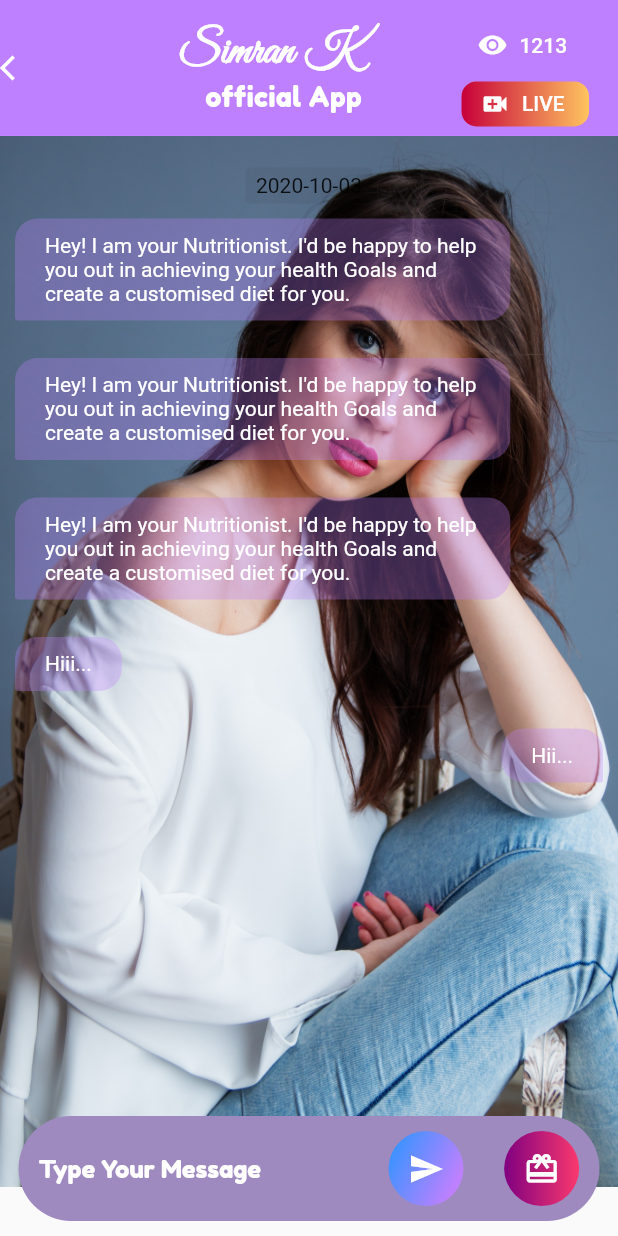
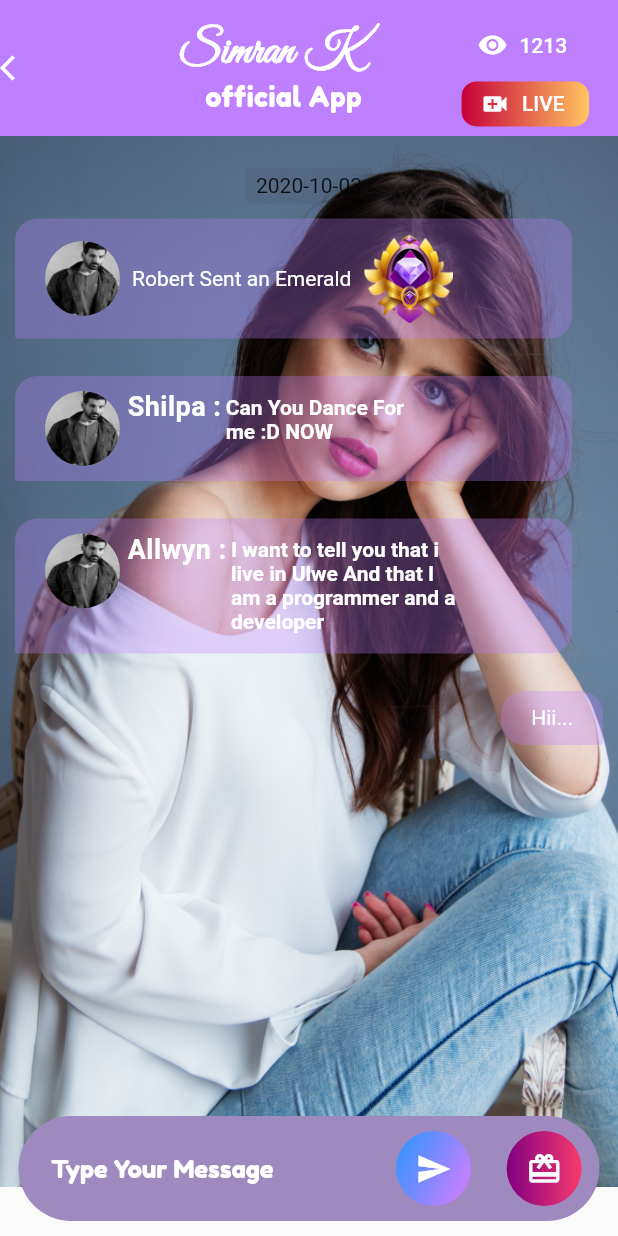
Before and after one commit to developerkrishnasoftweb/simrank, a Flutter app: the screen it shows after launch, on a phone screen of 412 x 824 dp. Run offline on Flutter 3.47's test engine with Material 2 defaults, Android fonts, the phone set to English and light mode, and no system bars; our stand-ins replace carousel_slider.

```diff
--- a/lib/mainScreen/chat.dart
+++ b/lib/mainScreen/chat.dart
@@ -30,7 +30,7 @@ class _ChatState extends State<Chat> {
                 right: 0,
                 child: Container(
                   color: MyColors.lightpurple,
-                    height: size.height*0.11,
+                  height: size.height * 0.11,
                   width: size.width,
                   child: Row(
                     mainAxisAlignment: MainAxisAlignment.spaceBetween,
@@ -47,7 +47,7 @@ class _ChatState extends State<Chat> {
                         ),
                       ),
                       Container(
-                          width: size.width*0.4,
+                        width: size.width * 0.4,
                         margin: EdgeInsets.only(left: 50),
                         child: Column(
                           mainAxisAlignment: MainAxisAlignment.center,
@@ -58,21 +58,26 @@ class _ChatState extends State<Chat> {
                               style: TextStyle(
                                   fontFamily: "LogoFont",
                                   fontSize: 30,
-                                    fontWeight: FontWeight.bold,color: MyColors.whiteColor),
+                                  fontWeight: FontWeight.bold,
+                                  color: MyColors.whiteColor),
                             ),
                             Padding(
                               padding: const EdgeInsets.only(left: 20),
                               child: Text(
                                 Strings.subtitle,
                                 textAlign: TextAlign.center,
-                                  style: TextStyle(color: MyColors.whiteColor, fontFamily: "LogoText", fontSize: 18, letterSpacing: 0.3),
+                                style: TextStyle(
+                                    color: MyColors.whiteColor,
+                                    fontFamily: "LogoText",
+                                    fontSize: 18,
+                                    letterSpacing: 0.3),
                               ),
                             ),
                           ],
                         ),
                       ),
                       Container(
-                          width: size.width*0.3,
+                        width: size.width * 0.3,
                         child: Column(
                             mainAxisAlignment: MainAxisAlignment.center,
                             children: <Widget>[
@@ -86,7 +91,8 @@ class _ChatState extends State<Chat> {
                                   ),
                                   label: Text(
                                     '1213',
-                                    style: TextStyle(color: MyColors.whiteColor),
+                                    style:
+                                        TextStyle(color: MyColors.whiteColor),
                                   ),
                                 ),
                               ),
@@ -96,7 +102,10 @@ class _ChatState extends State<Chat> {
                                 decoration: BoxDecoration(
                                   borderRadius: BorderRadius.circular(10),
                                   gradient: LinearGradient(
-                                    colors: [MyColors.red, MyColors.lightOrangeText],
+                                    colors: [
+                                      MyColors.red,
+                                      MyColors.lightOrangeText
+                                    ],
                                     begin: FractionalOffset.centerLeft,
                                     end: FractionalOffset.centerRight,
                                   ),
@@ -110,30 +119,28 @@ class _ChatState extends State<Chat> {
                                   ),
                                   label: Text(
                                     'LIVE',
-                                    style: TextStyle(color: MyColors.whiteColor),
+                                    style:
+                                        TextStyle(color: MyColors.whiteColor),
                                   ),
                                 ),
                               ),
-                            ]
-                          ),
+                            ]),
                       )
                     ],
                   ),
-                  )
-            ),
+                )),
             Positioned(
-              top: size.height*0.11,
+              top: size.height * 0.11,
               left: 0,
               right: 0,
               child: Container(
-                height: size.height*0.85,
+                height: size.height * 0.85,
                 decoration: BoxDecoration(
                     image: DecorationImage(
                         image: AssetImage('assets/images/model.jpg'),
-                    fit: BoxFit.fill
-                  )
-                ),
-                padding: EdgeInsets.only(top: 5, left: 10, right: 10, bottom: 50),
+                        fit: BoxFit.fill)),
+                padding:
+                    EdgeInsets.only(top: 5, left: 10, right: 10, bottom: 50),
                 child: SingleChildScrollView(
                   child: Column(
                     children: <Widget>[
@@ -158,6 +165,7 @@ class _ChatState extends State<Chat> {
                         ),
                       ),
                       Container(
+                        width: size.width,
                         alignment: Alignment(-1.0, 0.0),
                         margin: EdgeInsets.only(top: 10, bottom: 10),
                         child: Column(
@@ -168,7 +176,7 @@ class _ChatState extends State<Chat> {
                                 padding: EdgeInsets.only(
                                     top: 10, bottom: 10, left: 20, right: 20),
                                 margin: EdgeInsets.only(
-                                      bottom: 5, right: size.width * 0.15),
+                                    bottom: 5, right: size.width * 0.05),
                                 decoration: BoxDecoration(
                                   color: MyColors.lightpurple.withOpacity(0.3),
                                   borderRadius: BorderRadius.only(
@@ -177,19 +185,51 @@ class _ChatState extends State<Chat> {
                                       bottomRight: Radius.circular(15),
                                       bottomLeft: Radius.circular(2)),
                                 ),
-                                  child: Column(
+                                child: Row(
                                   children: <Widget>[
-                                      Text(
-                                        "Hey! I am your Nutritionist. I'd be happy to help you out in achieving your health Goals and create a customised diet for you.",
-                                        style: TextStyle(fontSize: 14,color: MyColors.whiteColor),
+                                    Container(
+                                      height: 50,
+                                      width: 50,
+                                      decoration: BoxDecoration(
+                                        image: DecorationImage(
+                                            image: AssetImage(
+                                                "assets/images/John.jpg"),
+                                            fit: BoxFit.fill,
+                                            alignment: Alignment.center),
+                                        borderRadius: BorderRadius.circular(50),
                                       ),
-                                    ],
-                                  )),
+                                    ),
+                                    Padding(
+                                      padding: const EdgeInsets.all(8.0),
+                                      child: Text(
+                                        "Robert Sent an Emerald",
+                                        style: TextStyle(
+                                            fontSize: 14,
+                                            color: MyColors.whiteColor),
+                                      ),
+                                    ),
+                                    Container(
+                                      height: 60,
+                                      width: 60,
+                                      decoration: BoxDecoration(
+                                        image: DecorationImage(
+                                            image: AssetImage(
+                                                "assets/images/emerald.png"),
+                                            fit: BoxFit.fill,
+                                            alignment: Alignment.center),
+                                        borderRadius: BorderRadius.circular(50),
+                                      ),
                                     ),
                                   ],
                                 ),
                               ),
+                            ),
+
+                          ],
+                        ),
+                      ),
                       Container(
+                        width: size.width,
                         alignment: Alignment(-1.0, 0.0),
                         margin: EdgeInsets.only(top: 10, bottom: 10),
                         child: Column(
@@ -200,7 +240,7 @@ class _ChatState extends State<Chat> {
                                 padding: EdgeInsets.only(
                                     top: 10, bottom: 10, left: 20, right: 20),
                                 margin: EdgeInsets.only(
-                                      bottom: 5, right: size.width * 0.15),
+                                    bottom: 5, right: size.width * 0.05),
                                 decoration: BoxDecoration(
                                   color: MyColors.lightpurple.withOpacity(0.3),
                                   borderRadius: BorderRadius.only(
@@ -209,19 +249,61 @@ class _ChatState extends State<Chat> {
                                       bottomRight: Radius.circular(15),
                                       bottomLeft: Radius.circular(2)),
                                 ),
-                                  child: Column(
+                                child: Row(
+                                  mainAxisAlignment: MainAxisAlignment.start,
+                                  crossAxisAlignment: CrossAxisAlignment.start,
                                   children: <Widget>[
-                                      Text(
-                                        "Hey! I am your Nutritionist. I'd be happy to help you out in achieving your health Goals and create a customised diet for you.",
-                                        style: TextStyle(fontSize: 14, color: MyColors.whiteColor),
+                                    Container(
+                                      height: 50,
+                                      width: 50,
+                                      decoration: BoxDecoration(
+                                        image: DecorationImage(
+                                            image: AssetImage(
+                                                "assets/images/John.jpg"),
+                                            fit: BoxFit.fill,
+                                            alignment: Alignment.center),
+                                        borderRadius: BorderRadius.circular(50),
+                                      ),
+                                    ),
+
+                                      Column(
+                                        children: <Widget>[
+                                          Padding(
+                                            padding: const EdgeInsets.only(left:5,),
+                                            child: Text(
+                                              "Shilpa :",
+                                              style: TextStyle(
+                                                  fontSize: 18,
+                                                  fontWeight: FontWeight.bold,
+                                                  letterSpacing: 0.3,
+                                                  color: MyColors.whiteColor),
+                                            ),
                                           ),
                                         ],
-                                  )),
+                                      ),
+                                      Container(
+                                        width: 160,
+                                        child: Padding(
+                                          padding: const EdgeInsets.all(3.0),
+                                          child: Text(
+                                            "Can You Dance For me :D NOW",
+                                            style: TextStyle(
+                                                fontSize: 14,
+                                                fontWeight: FontWeight.bold,
+                                                color: MyColors.whiteColor),
+                                          ),
+                                        ),
+                                      ),
+
+                                  ],
+                                ),
+                              ),
                             ),
                           ],
                         ),
                       ),
                       Container(
+                        width: size.width,
                         alignment: Alignment(-1.0, 0.0),
                         margin: EdgeInsets.only(top: 10, bottom: 10),
                         child: Column(
@@ -232,7 +314,7 @@ class _ChatState extends State<Chat> {
                                 padding: EdgeInsets.only(
                                     top: 10, bottom: 10, left: 20, right: 20),
                                 margin: EdgeInsets.only(
-                                      bottom: 5, right: size.width * 0.15),
+                                    bottom: 5, right: size.width * 0.05),
                                 decoration: BoxDecoration(
                                   color: MyColors.lightpurple.withOpacity(0.3),
                                   borderRadius: BorderRadius.only(
@@ -241,47 +323,57 @@ class _ChatState extends State<Chat> {
                                       bottomRight: Radius.circular(15),
                                       bottomLeft: Radius.circular(2)),
                                 ),
-                                  child: Column(
+                                child: Row(
+                                  mainAxisAlignment: MainAxisAlignment.start,
+                                  crossAxisAlignment: CrossAxisAlignment.start,
                                   children: <Widget>[
-                                      Text(
-                                        "Hey! I am your Nutritionist. I'd be happy to help you out in achieving your health Goals and create a customised diet for you.",
-                                        style: TextStyle(fontSize: 14,color: MyColors.whiteColor),
+                                    Container(
+                                      height: 50,
+                                      width: 50,
+                                      decoration: BoxDecoration(
+                                        image: DecorationImage(
+                                            image: AssetImage(
+                                                "assets/images/John.jpg"),
+                                            fit: BoxFit.fill,
+                                            alignment: Alignment.center),
+                                        borderRadius: BorderRadius.circular(50),
+                                      ),
+                                    ),
+                                    Column(
+                                      children: <Widget>[
+                                         Padding(
+                                          padding: const EdgeInsets.only(left:5,),
+                                          child: Text(
+                                            "Allwyn :",
+                                            style: TextStyle(
+                                                fontSize: 18,
+                                                fontWeight: FontWeight.bold,
+                                                letterSpacing: 0.3,
+                                                color: MyColors.whiteColor),
+                                          ),
                                         ),
                                       ],
-                                  )),
+
                                     ),
+                                    Container(
+                                      width: 160,
+                                      child: Padding(
+                                        padding: const EdgeInsets.all(3.0),
+                                        child: Text(
+                                          "I want to tell you that i live in Ulwe And that I am a programmer and a developer",
+                                          style: TextStyle(
+                                              fontSize: 14,
+                                              fontWeight: FontWeight.bold,
+                                              color: MyColors.whiteColor),
+                                        ),
+                                      ),
+                                    ),
+
                                   ],
                                 ),
                               ),
-                      Container(
-                        alignment: Alignment(-1.0, 0.0),
-                        margin: EdgeInsets.only(top: 10, bottom: 10),
-                        child: Column(
-                          crossAxisAlignment: CrossAxisAlignment.start,
-                          children: <Widget>[
-                            GestureDetector(
-                              child: Container(
-                                  padding: EdgeInsets.only(
-                                      top: 10, bottom: 10, left: 20, right: 20),
-                                  margin: EdgeInsets.only(
-                                      bottom: 5, right: size.width * 0.15),
-                                  decoration: BoxDecoration(
-                                    color: MyColors.lightpurple.withOpacity(0.3),
-                                    borderRadius: BorderRadius.only(
-                                        topRight: Radius.circular(15),
-                                        topLeft: Radius.circular(15),
-                                        bottomRight: Radius.circular(15),
-                                        bottomLeft: Radius.circular(2)),
                             ),
-                                  child: Column(
-                                    children: <Widget>[
-                                      Text(
-                                        "Hiii...",
-                                        style: TextStyle(fontSize: 14,color: MyColors.whiteColor),
-                                      ),
-                                    ],
-                                  )),
-                            ),
+
                           ],
                         ),
                       ),
@@ -298,7 +390,8 @@ class _ChatState extends State<Chat> {
                                   margin: EdgeInsets.only(
                                       bottom: 5, left: size.width * 0.15),
                                   decoration: BoxDecoration(
-                                    color: MyColors.lightpurple.withOpacity(0.3),
+                                    color:
+                                        MyColors.lightpurple.withOpacity(0.3),
                                     borderRadius: BorderRadius.only(
                                         topRight: Radius.circular(15),
                                         topLeft: Radius.circular(15),
@@ -346,13 +439,17 @@ class _ChatState extends State<Chat> {
                         mainAxisAlignment: MainAxisAlignment.spaceAround,
                         children: <Widget>[
                           Container(
+                            margin: EdgeInsets.only(left: 10),
                             width: size.width * 0.5,
                             child: TextField(
                               controller: msg,
                               decoration: InputDecoration(
                                 hintText: 'Type Your Message',
                                 border: InputBorder.none,
-                                hintStyle: TextStyle(color: MyColors.whiteColor,fontFamily: "LogoText",),
+                                hintStyle: TextStyle(
+                                  color: MyColors.whiteColor,
+                                  fontFamily: "LogoText",
+                                ),
                               ),
                               cursorColor: Color.fromRGBO(157, 185, 63, 1),
                               autofocus: false,
@@ -370,7 +467,11 @@ class _ChatState extends State<Chat> {
                             height: 50,
                             width: 50,
                             decoration: BoxDecoration(
-                              gradient: LinearGradient(colors: [MyColors.lightblue, MyColors.lightpurple],
+                              gradient: LinearGradient(
+                                colors: [
+                                  MyColors.lightblue,
+                                  MyColors.lightpurple
+                                ],
                                 begin: Alignment.topLeft,
                                 end: Alignment.centerRight,
                               ),
@@ -393,10 +494,12 @@ class _ChatState extends State<Chat> {
                                     MyColors.pinkvariaance,
                                   ],
                                 ),
-                              shape: BoxShape.circle
+                                shape: BoxShape.circle),
+                            child: IconButton(
+                              icon: Icon(
+                                Icons.card_giftcard,
+                                color: MyColors.whiteColor,
                               ),
-                            child: IconButton(
-                              icon: Icon(Icons.card_giftcard,color: MyColors.whiteColor,),
                               color: Color.fromRGBO(157, 179, 63, 1),
                               splashColor: Colors.transparent,
                               onPressed: () {},
--- a/pubspec.yaml
+++ b/pubspec.yaml
@@ -51,6 +51,7 @@ flutter:
     - assets/images/download.jpg
     - assets/images/diamond.png
     - assets/images/diamond2.png
+    - assets/images/emerald.png
     - assets/images/model.jpg
     - assets/images/dia.jpg
     - assets/images/di2.png
```
Also changed, not shown: assets/images/emerald.png (added), pubspec.lock. Lines whose indentation alone changed are shown as unchanged.
